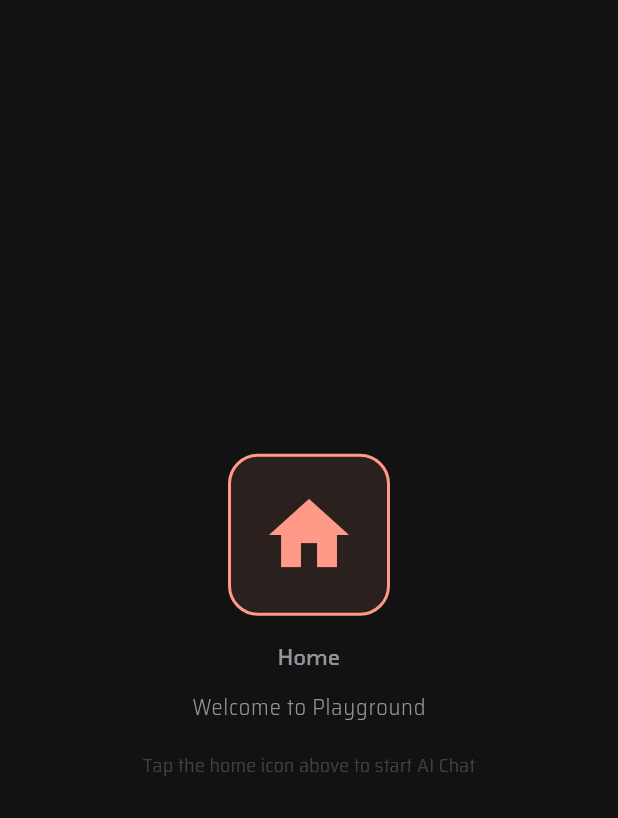
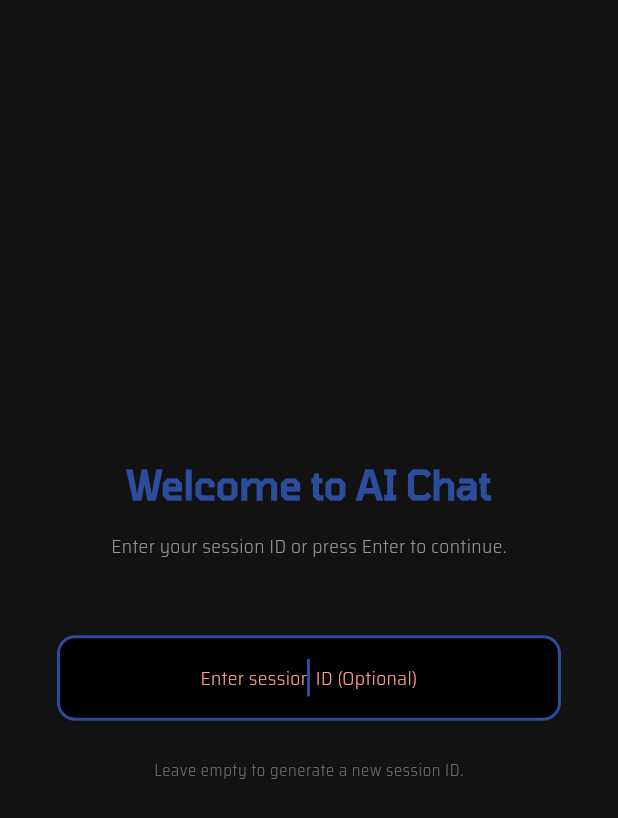
Before and after one commit to nakhimchea/playground, a Flutter app: the screen it shows after launch, on a phone screen of 412 x 824 dp. Shown: the top 818 px of the screen. Run offline on Flutter 3.47's test engine with Material 3 defaults, Android fonts, the phone set to English and light mode, and no system bars; our stand-ins replace animated_text_kit, firebase_core, flutter_highlight, go_router, toastification; missing offline and left inert: flutter_math_fork, markdown; accounts and stored records are empty; generated files the repository leaves out were written again.

Commit message:
Create SessionID and Copy SessionID

```diff
--- a/lib/config/palette.dart
+++ b/lib/config/palette.dart
@@ -1,9 +1,9 @@
 import 'package:flutter/material.dart';
 
 class Palette {
-  static const Color primary = Color(0xFFFF9988);
+  static const Color primary = Color(0xFF2C4C9C);
   static const Color secondary = Color(0xFFEF8632);
-  static const Color tertiary = Color(0xFF305CCE);
+  static const Color tertiary = Color(0xFFFF9988);
   static const Color quaternary = Color(0xFFC23616);
   static const Color quinary = Colors.pink;
   static const Color senary = Color(0xFF30AD4C);
--- a/lib/pages/pages/home_page.dart
+++ b/lib/pages/pages/home_page.dart
@@ -1,64 +1,195 @@
 import 'package:flutter/material.dart';
-import 'package:flutter_gen/gen_l10n/app_localizations.dart';
+import 'package:flutter/services.dart';
+import 'package:toastification/toastification.dart';
+import 'package:uuid/uuid.dart';
 
-import '../../config/configs.dart';
 import '../chat_screen.dart';
 
-class HomePage extends StatelessWidget {
+class HomePage extends StatefulWidget {
   const HomePage({super.key});
+
+  @override
+  State<HomePage> createState() => _HomePageState();
+}
+
+class _HomePageState extends State<HomePage> {
+  final TextEditingController _uuidController = TextEditingController();
+  final FocusNode _focusNode = FocusNode();
+  String? _sessionUuid;
+
+  @override
+  void initState() {
+    super.initState();
+    // Auto-focus the text field when the page loads
+    WidgetsBinding.instance.addPostFrameCallback((_) {
+      _focusNode.requestFocus();
+    });
+  }
+
+  @override
+  void dispose() {
+    _uuidController.dispose();
+    _focusNode.dispose();
+    super.dispose();
+  }
+
+  void _handleLogin(BuildContext context) {
+    // Check if the widget is still mounted
+    if (!context.mounted) return;
+
+    final inputUuid = _uuidController.text.trim();
+
+    if (inputUuid.isEmpty) {
+      // Generate a new UUID if no input provided
+      _sessionUuid = const Uuid().v4();
+
+      // Show a dialog to the user and click okay to close and can be copied to the clipboard
+      showDialog(
+        context: context,
+        builder: (context) => AlertDialog(
+          title: Text('New Session ID', style: Theme.of(context).textTheme.displaySmall),
+          content: Text('The new session ID is: $_sessionUuid', style: Theme.of(context).textTheme.bodyMedium),
+          actions: [
+            TextButton(
+              onPressed: () async {
+                await Clipboard.setData(ClipboardData(text: _sessionUuid!));
+                if (context.mounted) {
+                  Navigator.of(context).pop();
+
+                  toastification.show(
+                    context: context,
+                    type: ToastificationType.success,
+                    autoCloseDuration: const Duration(seconds: 2),
+                    closeButton: ToastCloseButton(showType: CloseButtonShowType.none),
+                    title: Text(
+                      'Session ID copied to clipboard',
+                      style: Theme.of(context).textTheme.bodyMedium!.copyWith(color: Theme.of(context).cardColor),
+                    ),
+                  );
+                }
+              },
+              style: TextButton.styleFrom(backgroundColor: Theme.of(context).primaryColor),
+              child: Text(
+                'Copy Session ID',
+                style:
+                    Theme.of(context).textTheme.bodyMedium!.copyWith(color: Theme.of(context).primaryIconTheme.color),
+              ),
+            ),
+            TextButton(
+              onPressed: () => Navigator.of(context).pop(),
+              child: Text('Close', style: Theme.of(context).textTheme.bodyMedium),
+            ),
+          ],
+        ),
+      );
+    } else {
+      // Use the provided UUID
+      _sessionUuid = inputUuid;
+    }
+
+    // Navigate to chat screen with the session UUID
+    Navigator.of(context).push(
+      MaterialPageRoute(
+        builder: (context) => ChatScreen(sessionUuid: _sessionUuid!),
+      ),
+    );
+  }
 
   @override
   Widget build(BuildContext context) {
     return Scaffold(
       backgroundColor: Theme.of(context).scaffoldBackgroundColor,
       body: Center(
+        child: Container(
+          constraints: const BoxConstraints(maxWidth: 400),
+          padding: const EdgeInsets.all(32.0),
           child: Column(
             mainAxisAlignment: MainAxisAlignment.center,
+            crossAxisAlignment: CrossAxisAlignment.stretch,
             children: [
-            GestureDetector(
-              onTap: () {
-                Navigator.push(
-                  context,
-                  MaterialPageRoute(
-                    builder: (context) => const ChatScreen(),
+              // Title
+              Text(
+                'Welcome to AI Chat',
+                style: Theme.of(context).textTheme.displayLarge?.copyWith(
+                      fontWeight: FontWeight.bold,
+                      color: Theme.of(context).primaryColor,
                     ),
-                );
+                textAlign: TextAlign.center,
+              ),
+              const SizedBox(height: 8),
+              Text(
+                'Enter your session ID or press Enter to continue.',
+                style: Theme.of(context).textTheme.bodyMedium?.copyWith(
+                      color: Theme.of(context).textTheme.bodySmall?.color,
+                    ),
+                textAlign: TextAlign.center,
+              ),
+              const SizedBox(height: 48),
+
+              // Login TextField
+              CallbackShortcuts(
+                bindings: <ShortcutActivator, VoidCallback>{
+                  const SingleActivator(LogicalKeyboardKey.enter): () => _handleLogin(context),
                 },
-              child: Container(
-                padding: const EdgeInsets.all(20),
-                decoration: BoxDecoration(
-                  color: Palette.primary.withValues(alpha: 0.1),
-                  borderRadius: BorderRadius.circular(20),
-                  border: Border.all(
-                    color: Palette.primary,
+                child: TextField(
+                  controller: _uuidController,
+                  focusNode: _focusNode,
+                  onSubmitted: (_) => _handleLogin(context),
+                  cursorColor: Theme.of(context).primaryColor,
+                  style: Theme.of(context).textTheme.bodyLarge,
+                  textAlign: TextAlign.center,
+                  keyboardType: TextInputType.text,
+                  textInputAction: TextInputAction.done,
+                  autocorrect: false,
+                  enableSuggestions: false,
+                  decoration: InputDecoration(
+                    hintText: 'Enter session ID (Optional)',
+                    hintStyle: Theme.of(context).textTheme.bodyMedium?.copyWith(
+                          color: Theme.of(context).hintColor,
+                        ),
+                    filled: true,
+                    fillColor: Theme.of(context).cardColor,
+                    border: OutlineInputBorder(
+                      borderRadius: BorderRadius.circular(12),
+                      borderSide: BorderSide(
+                        color: Theme.of(context).dividerColor,
+                        width: 1,
+                      ),
+                    ),
+                    enabledBorder: OutlineInputBorder(
+                      borderRadius: BorderRadius.circular(12),
+                      borderSide: BorderSide(
+                        color: Theme.of(context).dividerColor,
+                        width: 1,
+                      ),
+                    ),
+                    focusedBorder: OutlineInputBorder(
+                      borderRadius: BorderRadius.circular(12),
+                      borderSide: BorderSide(
+                        color: Theme.of(context).primaryColor,
                         width: 2,
                       ),
                     ),
-                child: Icon(
-                  Icons.home,
-                  size: 64,
-                  color: Palette.primary,
+                    contentPadding: const EdgeInsets.symmetric(
+                      horizontal: 16,
+                      vertical: 16,
                     ),
                   ),
                 ),
-            const SizedBox(height: 16),
+              ),
+
+              const SizedBox(height: 24),
+
+              // Info text
               Text(
-              AppLocalizations.of(context)!.homeLabel,
-              style: Theme.of(context).textTheme.headlineLarge,
+                'Leave empty to generate a new session ID.',
+                style: Theme.of(context).textTheme.bodySmall?.copyWith(
+                      color: Theme.of(context).textTheme.bodySmall?.color?.withValues(alpha: 0.7),
                     ),
-            const SizedBox(height: 8),
-            Text(
-              'Welcome to Playground',
-              style: Theme.of(context).textTheme.bodyLarge,
-            ),
-            const SizedBox(height: 16),
-            Text(
-              'Tap the home icon above to start AI Chat',
-              style: Theme.of(context).textTheme.bodyMedium?.copyWith(
-                    color: Theme.of(context).disabledColor,
-                  ),
+                textAlign: TextAlign.center,
               ),
             ],
+          ),
         ),
       ),
     );
--- a/pubspec.yaml
+++ b/pubspec.yaml
@@ -93,6 +93,9 @@ dependencies:
   # Permission for Camera, Photo, Phone, Microphone, and Notification
   permission_handler: ^12.0.0+1
 
+  # UUID generation
+  uuid: ^4.5.1
+
 dev_dependencies:
   flutter_test:
     sdk: flutter
```
Also changed, not shown: lib/pages/chat_screen.dart (+25 -23 lines), pubspec.lock. Lines whose indentation alone changed are shown as unchanged.
